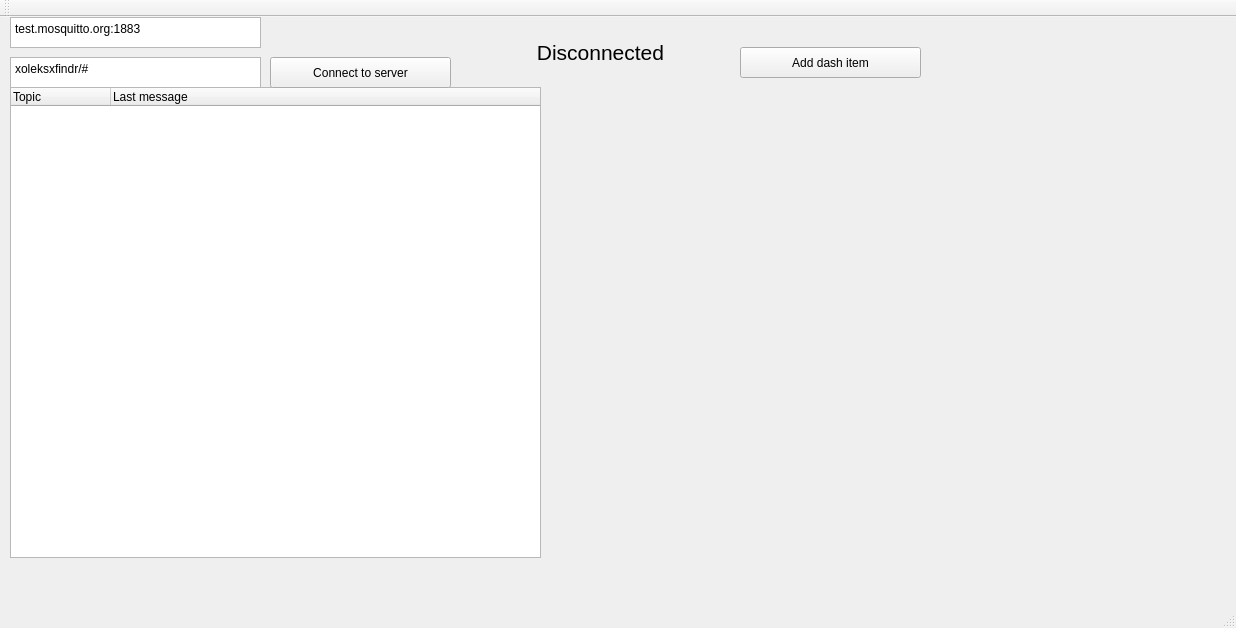
Qt form ICP/mainwindow.ui (leSamo/ICP) before a commit.
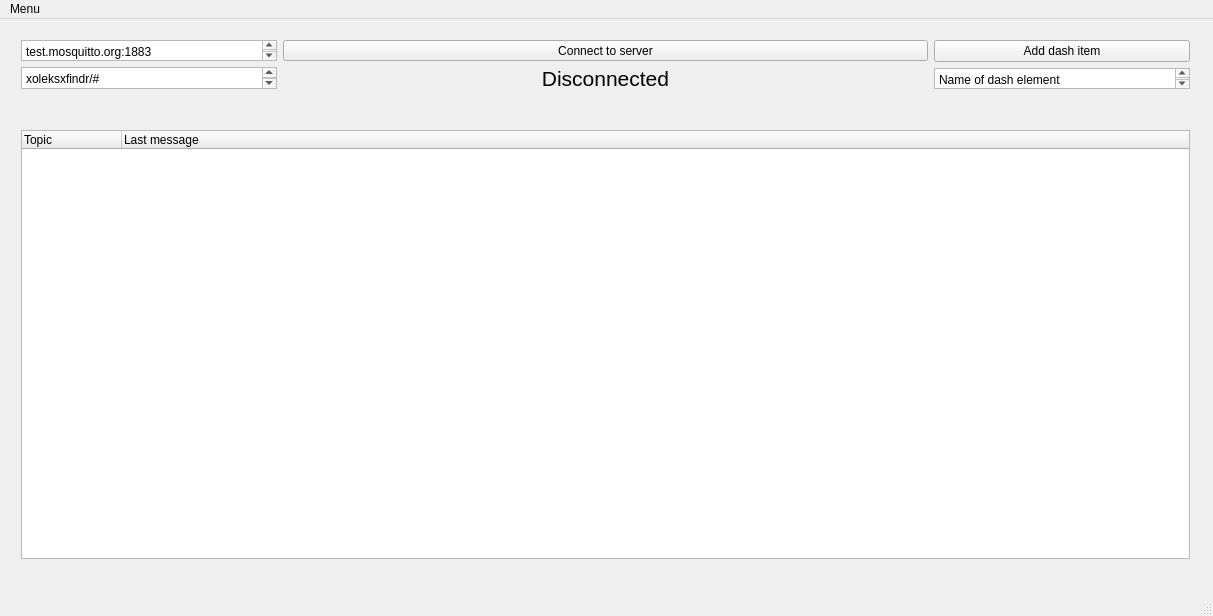
The same form after that commit.

Commit message: added layout, added name of elemnt in dash, menu base

What changed in the file:
```diff
--- a/ICP/mainwindow.ui
+++ b/ICP/mainwindow.ui
@@ -6,56 +6,28 @@
    <rect>
     <x>0</x>
     <y>0</y>
-    <width>1236</width>
-    <height>628</height>
+    <width>1213</width>
+    <height>616</height>
    </rect>
   </property>
   <property name="windowTitle">
    <string>MainWindow</string>
   </property>
   <widget class="QWidget" name="centralWidget">
-   <widget class="QTreeWidget" name="treeWidget">
+   <widget class="QWidget" name="horizontalLayoutWidget">
     <property name="geometry">
      <rect>
       <x>10</x>
-      <y>70</y>
-      <width>531</width>
-      <height>471</height>
+      <y>10</y>
+      <width>1191</width>
+      <height>71</height>
      </rect>
     </property>
-    <column>
-     <property name="text">
-      <string>Topic</string>
-     </property>
-    </column>
-    <column>
-     <property name="text">
-      <string>Last message</string>
-     </property>
-    </column>
-   </widget>
-   <widget class="QPushButton" name="btnConnect">
-    <property name="geometry">
-     <rect>
-      <x>270</x>
-      <y>40</y>
-      <width>181</width>
-      <height>31</height>
-     </rect>
-    </property>
-    <property name="text">
-     <string>Connect to server</string>
-    </property>
-   </widget>
+    <layout class="QHBoxLayout" name="horizontalLayout" stretch="3,0">
+     <item>
+      <layout class="QFormLayout" name="formLayout">
+       <item row="0" column="0">
    <widget class="QPlainTextEdit" name="inputServer">
-    <property name="geometry">
-     <rect>
-      <x>10</x>
-      <y>0</y>
-      <width>251</width>
-      <height>31</height>
-     </rect>
-    </property>
     <property name="plainText">
      <string>test.mosquitto.org:1883</string>
     </property>
@@ -63,28 +35,23 @@
      <string>Server address and port</string>
     </property>
    </widget>
+       </item>
+       <item row="0" column="1">
+        <widget class="QPushButton" name="btnConnect">
+         <property name="text">
+          <string>Connect to server</string>
+         </property>
+        </widget>
+       </item>
+       <item row="1" column="0">
    <widget class="QPlainTextEdit" name="inputTopic">
-    <property name="geometry">
-     <rect>
-      <x>10</x>
-      <y>40</y>
-      <width>251</width>
-      <height>31</height>
-     </rect>
-    </property>
     <property name="plainText">
      <string>xoleksxfindr/#</string>
     </property>
    </widget>
+       </item>
+       <item row="1" column="1">
    <widget class="QLabel" name="txtTitle">
-    <property name="geometry">
-     <rect>
-      <x>450</x>
-      <y>20</y>
-      <width>301</width>
-      <height>31</height>
-     </rect>
-    </property>
     <property name="font">
      <font>
       <pointsize>16</pointsize>
@@ -97,29 +64,57 @@
      <set>Qt::AlignCenter</set>
     </property>
    </widget>
+       </item>
+      </layout>
+     </item>
+     <item>
+      <layout class="QVBoxLayout" name="verticalLayout_2">
+       <item>
    <widget class="QPushButton" name="btnAdd_item">
-    <property name="geometry">
-     <rect>
-      <x>740</x>
-      <y>30</y>
-      <width>181</width>
-      <height>31</height>
-     </rect>
-    </property>
     <property name="text">
      <string>Add dash item</string>
     </property>
    </widget>
-   <widget class="QWidget" name="gridLayoutWidget">
+       </item>
+       <item>
+        <widget class="QPlainTextEdit" name="dash_name">
+         <property name="plainText">
+          <string>Name of dash element</string>
+         </property>
+        </widget>
+       </item>
+      </layout>
+     </item>
+    </layout>
+   </widget>
+   <widget class="QWidget" name="horizontalLayoutWidget_2">
     <property name="geometry">
      <rect>
-      <x>550</x>
-      <y>70</y>
-      <width>601</width>
-      <height>471</height>
+      <x>10</x>
+      <y>100</y>
+      <width>1191</width>
+      <height>451</height>
      </rect>
     </property>
+    <layout class="QHBoxLayout" name="horizontalLayout_2" stretch="1,1">
+     <item>
+      <widget class="QTreeWidget" name="treeWidget">
+       <column>
+        <property name="text">
+         <string>Topic</string>
+        </property>
+       </column>
+       <column>
+        <property name="text">
+         <string>Last message</string>
+        </property>
+       </column>
+      </widget>
+     </item>
+     <item>
     <layout class="QGridLayout" name="dash_g"/>
+     </item>
+    </layout>
    </widget>
   </widget>
   <widget class="QMenuBar" name="menuBar">
@@ -127,18 +122,18 @@
     <rect>
      <x>0</x>
      <y>0</y>
-     <width>1236</width>
+     <width>1213</width>
      <height>24</height>
     </rect>
    </property>
-  </widget>
-  <widget class="QToolBar" name="mainToolBar">
-   <attribute name="toolBarArea">
-    <enum>TopToolBarArea</enum>
-   </attribute>
-   <attribute name="toolBarBreak">
-    <bool>false</bool>
-   </attribute>
+   <widget class="QMenu" name="menuMenu">
+    <property name="title">
+     <string>Menu</string>
+    </property>
+    <addaction name="actionHelp"/>
+    <addaction name="actionAbout"/>
+   </widget>
+   <addaction name="menuMenu"/>
   </widget>
   <widget class="QStatusBar" name="statusBar"/>
  </widget>
```
Left out of the diff: 10 changed lines with no effect on the pictures. Lines whose indentation alone changed are shown as unchanged. The commit also changes 1 other file.
